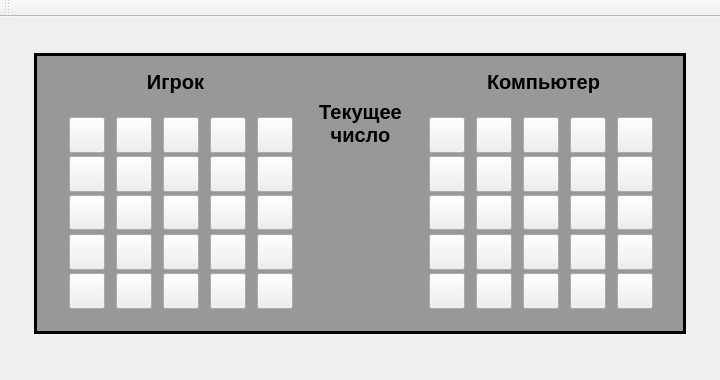
Before: the Qt Designer form coursework/mainwindow.ui in CapMakse/Coursework, drawn with Qt 5.
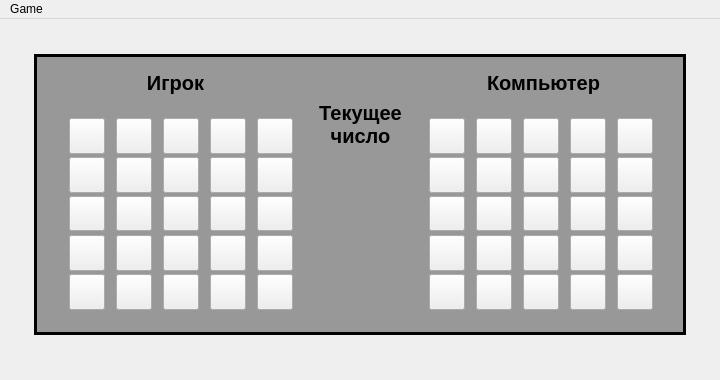
After: the same form once the commit is applied. Icons and pictures are not drawn.

Commit message: Добавил кнопки новой игры и выхода из игры и улучшил исскуственный интелект

Patch:
```diff
--- a/coursework/mainwindow.ui
+++ b/coursework/mainwindow.ui
@@ -3760,14 +3760,6 @@
     </item>
    </layout>
   </widget>
-  <widget class="QToolBar" name="mainToolBar">
-   <attribute name="toolBarArea">
-    <enum>TopToolBarArea</enum>
-   </attribute>
-   <attribute name="toolBarBreak">
-    <bool>false</bool>
-   </attribute>
-  </widget>
   <widget class="QMenuBar" name="menuBar">
    <property name="geometry">
     <rect>
@@ -3777,6 +3769,14 @@
      <height>21</height>
     </rect>
    </property>
+   <widget class="QMenu" name="menuGame">
+    <property name="title">
+     <string>Game</string>
+    </property>
+    <addaction name="actionNew_game"/>
+    <addaction name="actionQuit"/>
+   </widget>
+   <addaction name="menuGame"/>
   </widget>
  </widget>
  <layoutdefault spacing="6" margin="11"/>
```
Left out of the diff: 10 changed lines with no effect on the pictures. The commit also changes 4 other files.
